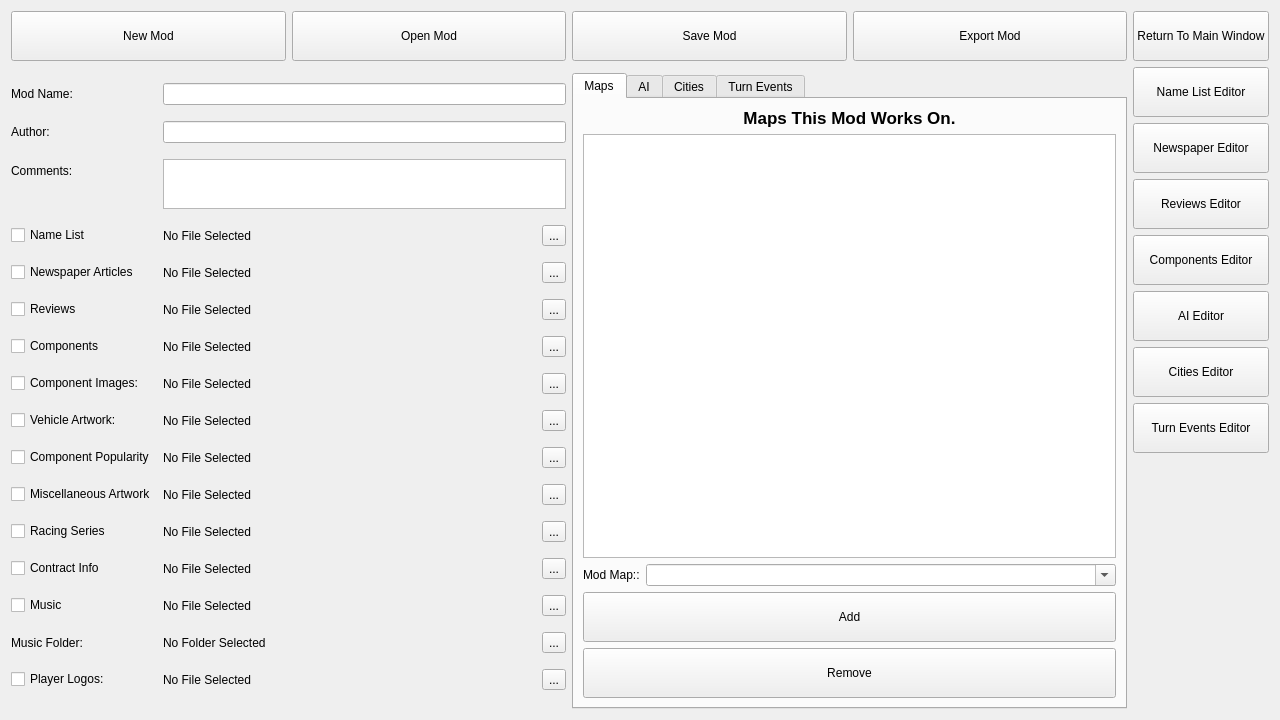
Before: the Qt Designer form ModEditor.ui in gearcity/GearCity_ModTools, drawn with Qt 5.
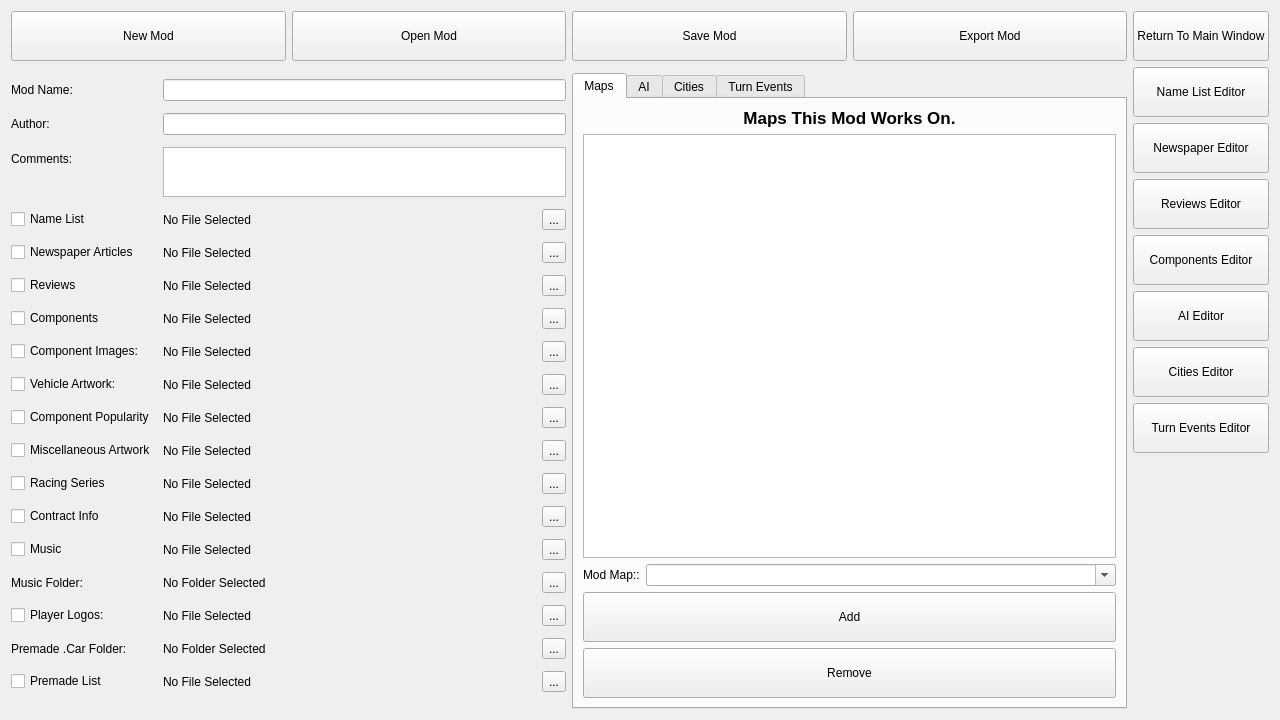
After: the same form once the commit is applied.

Commit message:
Premade Vehicle Editor, export Mod Files fixes
Added premade vehicle tool and premade exports to Mod File tool.

Included some bug fixes to Mod File export system.

Patch:
```diff
--- a/ModEditor.ui
+++ b/ModEditor.ui
@@ -1010,6 +1010,56 @@
        </item>
       </layout>
      </item>
+     <item row="17" column="0">
+      <widget class="QLabel" name="label_19">
+       <property name="text">
+        <string>Premade .Car Folder:</string>
+       </property>
+      </widget>
+     </item>
+     <item row="17" column="1">
+      <layout class="QHBoxLayout" name="horizontalLayout_15">
+       <item>
+        <widget class="QLabel" name="label_selectedPremadesFolder">
+         <property name="text">
+          <string>No Folder Selected</string>
+         </property>
+        </widget>
+       </item>
+       <item>
+        <widget class="QToolButton" name="button_PremadeFolderSelector">
+         <property name="text">
+          <string>...</string>
+         </property>
+        </widget>
+       </item>
+      </layout>
+     </item>
+     <item row="18" column="0">
+      <widget class="QCheckBox" name="checkBox_premades">
+       <property name="text">
+        <string>Premade List</string>
+       </property>
+      </widget>
+     </item>
+     <item row="18" column="1">
+      <layout class="QHBoxLayout" name="horizontalLayout_17">
+       <item>
+        <widget class="QLabel" name="label_selectedPremadeFile">
+         <property name="text">
+          <string>No File Selected</string>
+         </property>
+        </widget>
+       </item>
+       <item>
+        <widget class="QToolButton" name="button_PremadeFileSelector">
+         <property name="text">
+          <string>...</string>
+         </property>
+        </widget>
+       </item>
+      </layout>
+     </item>
     </layout>
    </item>
   </layout>
```
The commit also changes 5 other files.
